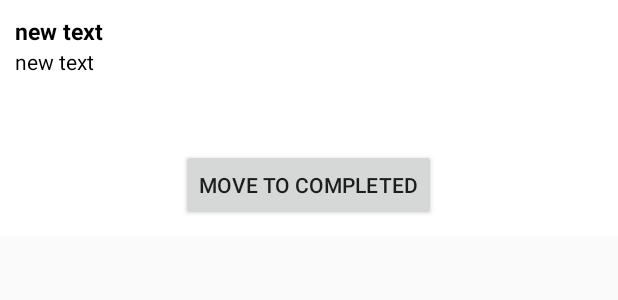
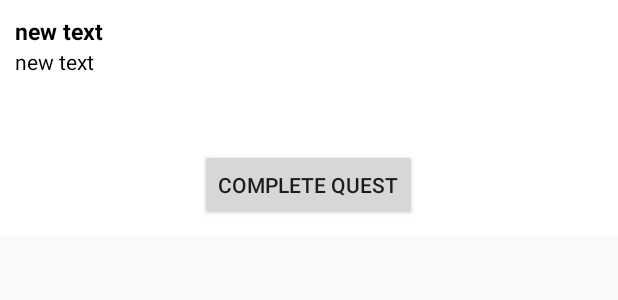
Before and after one commit to jasonou-oldaccount/Quest-Journal, an Android app: the layout view_quest_list_element.xml on its own in the app's theme, with its tools: preview values and no code run, on a phone screen of 412 x 824 dp. Shown: the top 300 px of the screen. Run offline under Robolectric (Android 15) with nearby library versions, the phone set to English and light mode, and no system bars.

Commit message:
changed names fo certain items

```diff
--- a/app/src/main/java/com/example/messiah/questjournal/QuestTab/QuestTabActivity.java
+++ b/app/src/main/java/com/example/messiah/questjournal/QuestTab/QuestTabActivity.java
@@ -47,7 +47,7 @@ public class QuestTabActivity extends TabActivity {
 
         qTabHost.addTab(qTabHost
                 .newTabSpec("View")
-                .setIndicator("V i e w")
+                .setIndicator("N E W")
                 .setContent(new Intent(this, QuestTabViewTab.class)
                         .addFlags(Intent.FLAG_ACTIVITY_CLEAR_TOP)));
 
--- a/app/src/main/res/layout/activity_quest_tab_create_tab.xml
+++ b/app/src/main/res/layout/activity_quest_tab_create_tab.xml
@@ -91,7 +91,7 @@
         android:layout_width="300dp"
         android:layout_height="60dp"
         android:layout_below="@id/deadline_input"
-        android:text="Create Quest"
+        android:text="START QUEST"
         android:layout_centerHorizontal="true"
         android:onClick="createQuest"/>
 
--- a/app/src/main/res/layout/view_quest_list_element.xml
+++ b/app/src/main/res/layout/view_quest_list_element.xml
@@ -54,11 +54,10 @@
 
     </LinearLayout>
 
-
     <Button
         android:layout_width="wrap_content"
         android:layout_height="wrap_content"
-        android:text="Move to completed"
+        android:text="COMPLETE QUEST"
         android:id="@+id/move_to_button"
         android:layout_gravity="center" />
 
```
